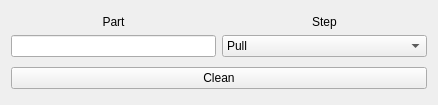
Before: the Qt Designer form snapcraft-qt/clean_dialog.ui in snapcraft-gui/snapcraft-gui, drawn with Qt 5.
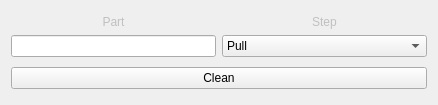
After: the same form once the commit is applied.

The edit to the form file:
```diff
--- a/snapcraft-qt/clean_dialog.ui
+++ b/snapcraft-qt/clean_dialog.ui
@@ -34,6 +34,9 @@
          <verstretch>0</verstretch>
         </sizepolicy>
        </property>
+       <property name="styleSheet">
+        <string notr="true">color: silver;</string>
+       </property>
        <property name="text">
         <string>Part</string>
        </property>
@@ -74,6 +77,9 @@
          <verstretch>0</verstretch>
         </sizepolicy>
        </property>
+       <property name="styleSheet">
+        <string notr="true">color: silver;</string>
+       </property>
        <property name="text">
         <string>Step</string>
        </property>
```
